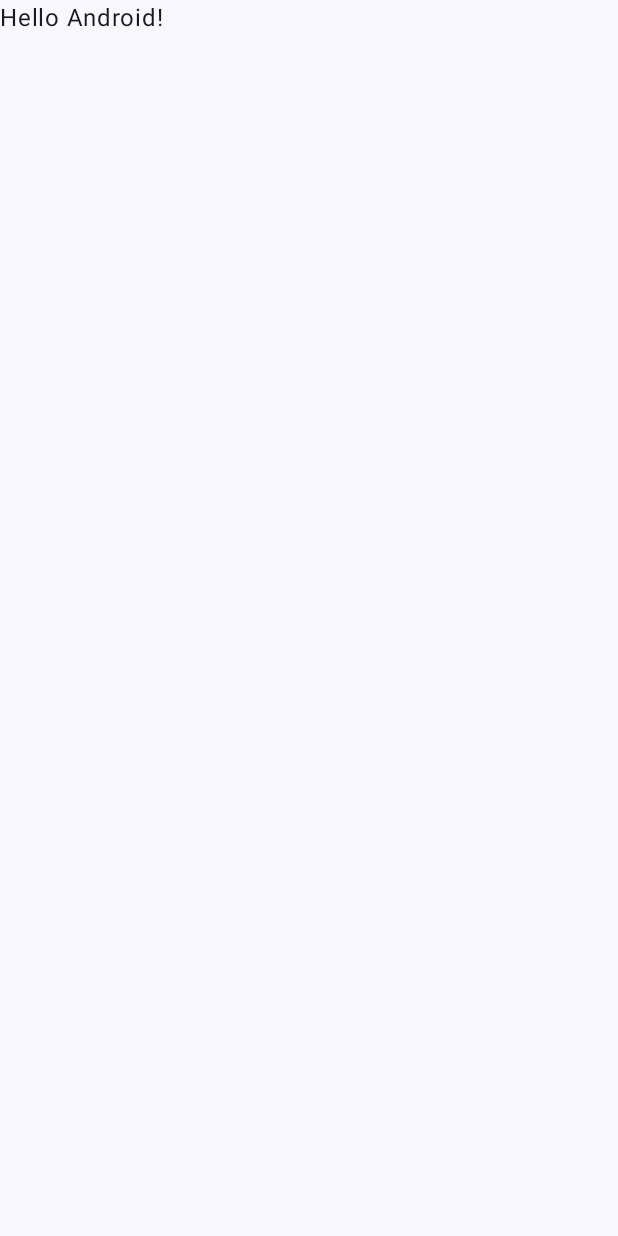
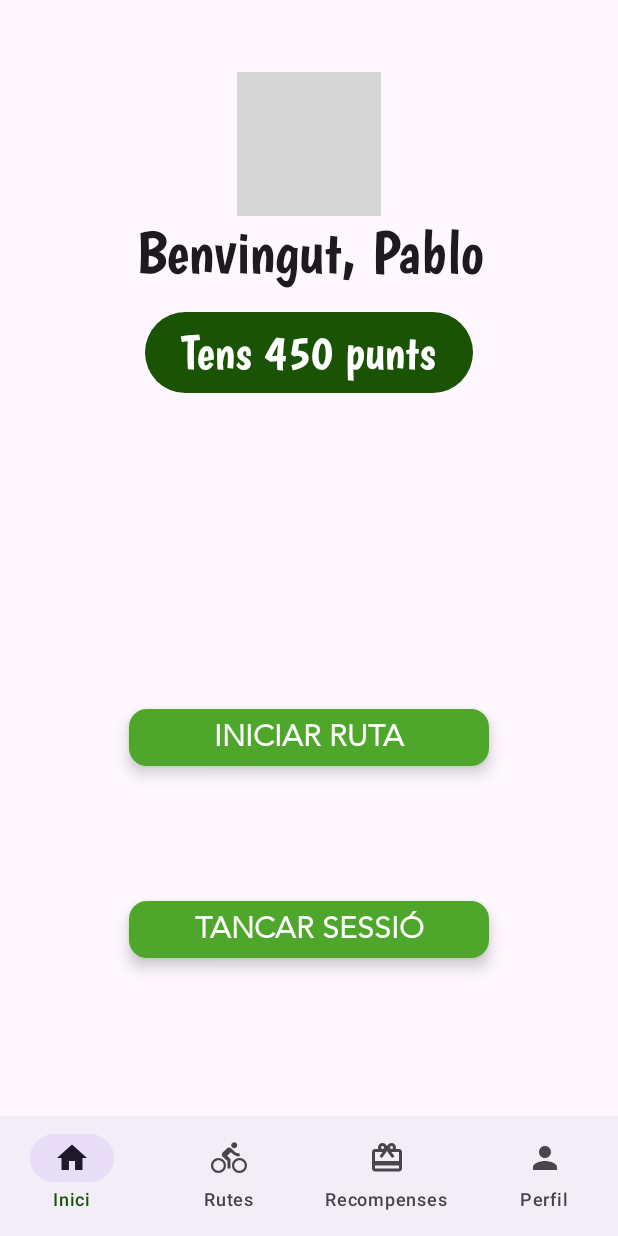
Before and after one commit to ReyesAmador/Entrebicis, an Android app built with Jetpack Compose: the screen it shows after launch (MainActivity), on a phone screen of 412 x 824 dp. Before the commit the screen is almost empty. Run offline under Robolectric (Android 15) with nearby library versions, the phone set to English and light mode, and no system bars; grey boxes are pictures that could not be loaded.

Commit message:
añadido logo, creado el componente de bottomnav y bottomitem, creado la navegación y puesto en el main, además de un viewModel muy prehistorico y una screen

```diff
--- a/Frontend/app/build.gradle.kts
+++ b/Frontend/app/build.gradle.kts
@@ -51,6 +51,8 @@ dependencies {
     implementation(libs.androidx.material3)
     implementation(libs.retrofit)
     implementation(libs.converter.gson)
+    implementation(libs.androidx.navigation.compose)
+    implementation(libs.androidx.material.icons.extended)
     testImplementation(libs.junit)
     androidTestImplementation(libs.androidx.junit)
     androidTestImplementation(libs.androidx.espresso.core)
--- /dev/null
+++ b/Frontend/app/src/main/java/cat/copernic/p3grup1/entrebicis/core/components/BottomNavBar.kt
@@ -0,0 +1,31 @@
+package cat.copernic.p3grup1.entrebicis.core.components
+
+import androidx.compose.material3.Icon
+import androidx.compose.material3.NavigationBar
+import androidx.compose.material3.NavigationBarItem
+import androidx.compose.material3.Text
+import androidx.compose.runtime.Composable
+import androidx.navigation.NavController
+import androidx.navigation.compose.currentBackStackEntryAsState
+
+@Composable
+fun BottomNavBar(navController: NavController) {
+    val items = listOf(
+        BottomNavItem.Home,
+        BottomNavItem.Route,
+        BottomNavItem.Reward,
+        BottomNavItem.Profile
+    )
+
+    NavigationBar {
+        val currentDestination = navController.currentBackStackEntryAsState().value?.destination
+        items.forEach { item ->
+            NavigationBarItem(
+                icon = { Icon(item.icon, contentDescription = item.label) },
+                label = { Text(item.label) },
+                selected = currentDestination?.route == item.route,
+                onClick = { navController.navigate(item.route) }
+            )
+        }
+    }
+}
--- /dev/null
+++ b/Frontend/app/src/main/java/cat/copernic/p3grup1/entrebicis/core/components/BottomNavItem.kt
@@ -0,0 +1,15 @@
+package cat.copernic.p3grup1.entrebicis.core.components
+
+import androidx.compose.material.icons.Icons
+import androidx.compose.material.icons.automirrored.filled.DirectionsBike
+import androidx.compose.material.icons.filled.CardGiftcard
+import androidx.compose.material.icons.filled.Home
+import androidx.compose.material.icons.filled.Person
+import androidx.compose.ui.graphics.vector.ImageVector
+
+sealed class BottomNavItem(val route: String, val icon: ImageVector, val label: String) {
+    object Home : BottomNavItem("home", Icons.Default.Home, "Inici")
+    object Route : BottomNavItem("route", Icons.AutoMirrored.Filled.DirectionsBike, "Rutes")
+    object Reward : BottomNavItem("reward", Icons.Default.CardGiftcard, "Recompenses")
+    object Profile : BottomNavItem("profile", Icons.Default.Person, "Perfil")
+}
--- /dev/null
+++ b/Frontend/app/src/main/java/cat/copernic/p3grup1/entrebicis/core/navigation/AppNavGraph.kt
@@ -0,0 +1,22 @@
+package cat.copernic.p3grup1.entrebicis.core.navigation
+
+import androidx.compose.runtime.Composable
+import androidx.compose.ui.Modifier
+import androidx.navigation.NavHostController
+import androidx.navigation.compose.NavHost
+import androidx.navigation.compose.composable
+import cat.copernic.p3grup1.entrebicis.core.components.BottomNavItem
+import cat.copernic.p3grup1.entrebicis.home.presentation.screen.HomeScreen
+
+@Composable
+fun AppNavGraph(navController: NavHostController, modifier: Modifier = Modifier) {
+    NavHost(
+        navController = navController,
+        startDestination = BottomNavItem.Home.route,
+        modifier = modifier) {
+        composable(BottomNavItem.Home.route) { HomeScreen() }
+        composable(BottomNavItem.Route.route) { /* TODO */ }
+        composable(BottomNavItem.Reward.route) { /* TODO */ }
+        composable(BottomNavItem.Profile.route) { /* TODO */ }
+    }
+}
--- a/Frontend/app/src/main/java/cat/copernic/p3grup1/entrebicis/core/theme/Theme.kt
+++ b/Frontend/app/src/main/java/cat/copernic/p3grup1/entrebicis/core/theme/Theme.kt
@@ -36,7 +36,7 @@ private val LightColorScheme = lightColorScheme(
 fun EntrebicisTheme(
     darkTheme: Boolean = isSystemInDarkTheme(),
     // Dynamic color is available on Android 12+
-    dynamicColor: Boolean = true,
+    dynamicColor: Boolean = false,
     content: @Composable () -> Unit
 ) {
     val colorScheme = when {
--- a/Frontend/app/src/main/java/cat/copernic/p3grup1/entrebicis/core/theme/Type.kt
+++ b/Frontend/app/src/main/java/cat/copernic/p3grup1/entrebicis/core/theme/Type.kt
@@ -40,7 +40,7 @@ val Typography = Typography(
     ),
     labelLarge = TextStyle( // Botón
         fontFamily = Avenir,
-        fontWeight = FontWeight.Normal,
+        fontWeight = FontWeight.Bold,
         fontSize = 20.sp
     )
 )
--- /dev/null
+++ b/Frontend/app/src/main/java/cat/copernic/p3grup1/entrebicis/home/presentation/screen/HomeScreen.kt
@@ -0,0 +1,93 @@
+package cat.copernic.p3grup1.entrebicis.home.presentation.screen
+
+import androidx.compose.foundation.Image
+import androidx.compose.foundation.background
+import androidx.compose.foundation.layout.Column
+import androidx.compose.foundation.layout.Spacer
+import androidx.compose.foundation.layout.fillMaxSize
+import androidx.compose.foundation.layout.fillMaxWidth
+import androidx.compose.foundation.layout.height
+import androidx.compose.foundation.layout.padding
+import androidx.compose.foundation.layout.width
+import androidx.compose.foundation.shape.RoundedCornerShape
+import androidx.compose.material3.Button
+import androidx.compose.material3.ButtonDefaults
+import androidx.compose.material3.MaterialTheme
+import androidx.compose.material3.Text
+import androidx.compose.runtime.Composable
+import androidx.compose.ui.Alignment
+import androidx.compose.ui.Modifier
+import androidx.compose.ui.graphics.Color
+import androidx.compose.ui.res.painterResource
+import androidx.compose.ui.unit.dp
+import androidx.lifecycle.viewmodel.compose.viewModel
+import cat.copernic.p3grup1.entrebicis.R
+import cat.copernic.p3grup1.entrebicis.home.presentation.viewmodel.HomeViewModel
+
+@Composable
+fun HomeScreen(homeViewModel: HomeViewModel = viewModel()) {
+    val username = homeViewModel.username
+    val punts = homeViewModel.punts
+
+    Column(
+        modifier = Modifier
+            .fillMaxSize()
+            .padding(horizontal = 24.dp),
+        horizontalAlignment = Alignment.CenterHorizontally
+    ) {
+
+        Spacer(Modifier.height(48.dp))
+
+        Image(
+            painter = painterResource(id = R.drawable.logo_black),
+            contentDescription = "Logo Entrebicis"
+        )
+
+
+        Text("Benvingut, $username", style = MaterialTheme.typography.headlineLarge)
+
+        Spacer(Modifier.height(16.dp))
+
+        Text(
+            "Tens $punts punts",
+            style = MaterialTheme.typography.headlineMedium,
+            color = Color.White,
+            modifier = Modifier
+                .background(
+                    color = MaterialTheme.colorScheme.secondary,
+                    shape = RoundedCornerShape(50))
+                .padding(horizontal = 24.dp, vertical = 8.dp)
+        )
+
+        Spacer(Modifier.height(210.dp))
+
+        Button(
+            onClick = { },
+            colors = ButtonDefaults.buttonColors(containerColor = MaterialTheme.colorScheme.primary),
+            shape = RoundedCornerShape(12.dp),
+            elevation = ButtonDefaults.buttonElevation(
+                defaultElevation = 6.dp
+            ),
+            modifier = Modifier
+                .height(38.dp)
+                .width(240.dp)
+        ) {
+            Text("INICIAR RUTA", style = MaterialTheme.typography.labelLarge, color = Color.White)
+        }
+        Spacer(Modifier.height(90.dp))
+
+        Button(
+            onClick = { },
+            colors = ButtonDefaults.buttonColors(containerColor = MaterialTheme.colorScheme.primary),
+            shape = RoundedCornerShape(12.dp),
+            elevation = ButtonDefaults.buttonElevation(
+                defaultElevation = 6.dp
+            ),
+            modifier = Modifier
+                .height(38.dp)
+                .width(240.dp)
+        ) {
+            Text("TANCAR SESSIÓ", style = MaterialTheme.typography.labelLarge, color = Color.White)
+        }
+    }
+}
--- /dev/null
+++ b/Frontend/app/src/main/java/cat/copernic/p3grup1/entrebicis/home/presentation/viewmodel/HomeViewModel.kt
@@ -0,0 +1,9 @@
+package cat.copernic.p3grup1.entrebicis.home.presentation.viewmodel
+
+import androidx.lifecycle.ViewModel
+
+class HomeViewModel : ViewModel() {
+
+    val username = "Pablo"
+    val punts = 450
+}
--- a/Frontend/app/src/main/java/cat/copernic/p3grup1/entrebicis/main/MainActivity.kt
+++ b/Frontend/app/src/main/java/cat/copernic/p3grup1/entrebicis/main/MainActivity.kt
@@ -4,13 +4,12 @@ import android.os.Bundle
 import androidx.activity.ComponentActivity
 import androidx.activity.compose.setContent
 import androidx.activity.enableEdgeToEdge
-import androidx.compose.foundation.layout.fillMaxSize
 import androidx.compose.foundation.layout.padding
 import androidx.compose.material3.Scaffold
-import androidx.compose.material3.Text
-import androidx.compose.runtime.Composable
 import androidx.compose.ui.Modifier
-import androidx.compose.ui.tooling.preview.Preview
+import androidx.navigation.compose.rememberNavController
+import cat.copernic.p3grup1.entrebicis.core.components.BottomNavBar
+import cat.copernic.p3grup1.entrebicis.core.navigation.AppNavGraph
 import cat.copernic.p3grup1.entrebicis.core.theme.EntrebicisTheme
 
 class MainActivity : ComponentActivity() {
@@ -19,29 +18,13 @@ class MainActivity : ComponentActivity() {
         enableEdgeToEdge()
         setContent {
             EntrebicisTheme {
-                Scaffold(modifier = Modifier.fillMaxSize()) { innerPadding ->
-                    Greeting(
-                        name = "Android",
-                        modifier = Modifier.padding(innerPadding)
-                    )
+                val navController = rememberNavController()
+                Scaffold(
+                    bottomBar = { BottomNavBar(navController) }
+                ){  innerPadding ->
+                    AppNavGraph(navController, Modifier.padding(innerPadding))
                 }
             }
         }
     }
 }
-
-@Composable
-fun Greeting(name: String, modifier: Modifier = Modifier) {
-    Text(
-        text = "Hello $name!",
-        modifier = modifier
-    )
-}
-
-@Preview(showBackground = true)
-@Composable
-fun GreetingPreview() {
-    EntrebicisTheme {
-        Greeting("Android")
-    }
-}
--- a/Frontend/gradle/libs.versions.toml
+++ b/Frontend/gradle/libs.versions.toml
@@ -9,10 +9,14 @@ espressoCore = "3.6.1"
 lifecycleRuntimeKtx = "2.8.7"
 activityCompose = "1.10.1"
 composeBom = "2024.04.01"
+materialIconsExtended = "1.7.8"
+navigationCompose = "2.8.9"
 retrofit = "2.9.0"
 
 [libraries]
 androidx-core-ktx = { group = "androidx.core", name = "core-ktx", version.ref = "coreKtx" }
+androidx-material-icons-extended = { module = "androidx.compose.material:material-icons-extended", version.ref = "materialIconsExtended" }
+androidx-navigation-compose = { module = "androidx.navigation:navigation-compose", version.ref = "navigationCompose" }
 converter-gson = { module = "com.squareup.retrofit2:converter-gson", version.ref = "converterGson" }
 junit = { group = "junit", name = "junit", version.ref = "junit" }
 androidx-junit = { group = "androidx.test.ext", name = "junit", version.ref = "junitVersion" }
```
Also changed, not shown: 4 other files.
